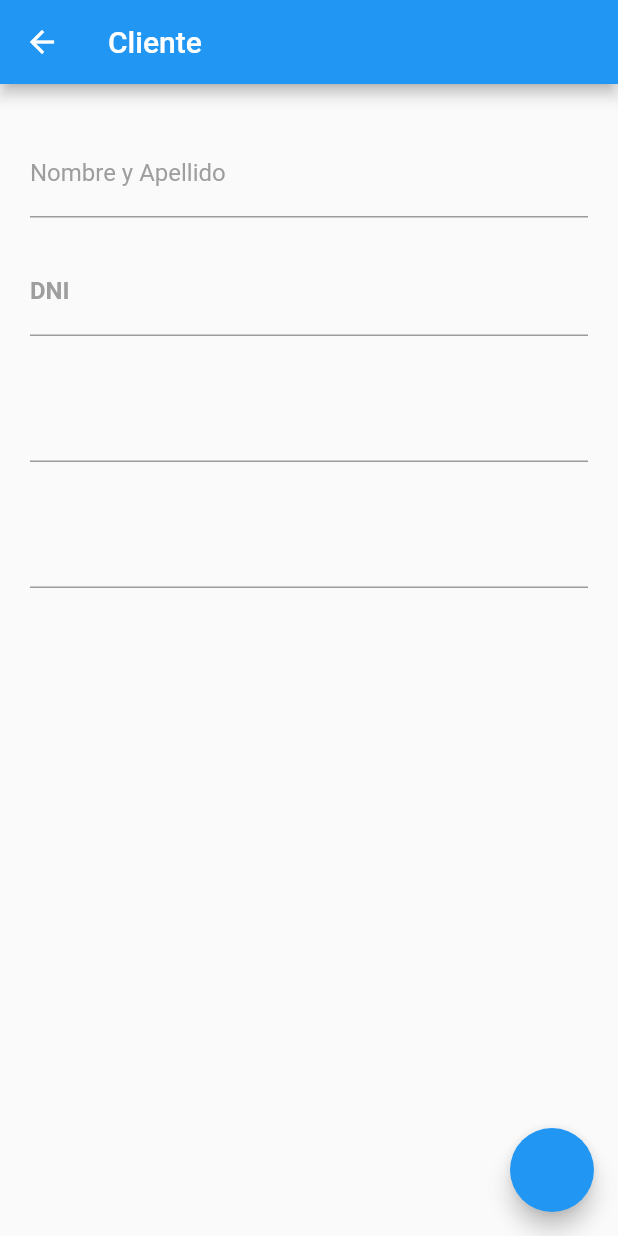
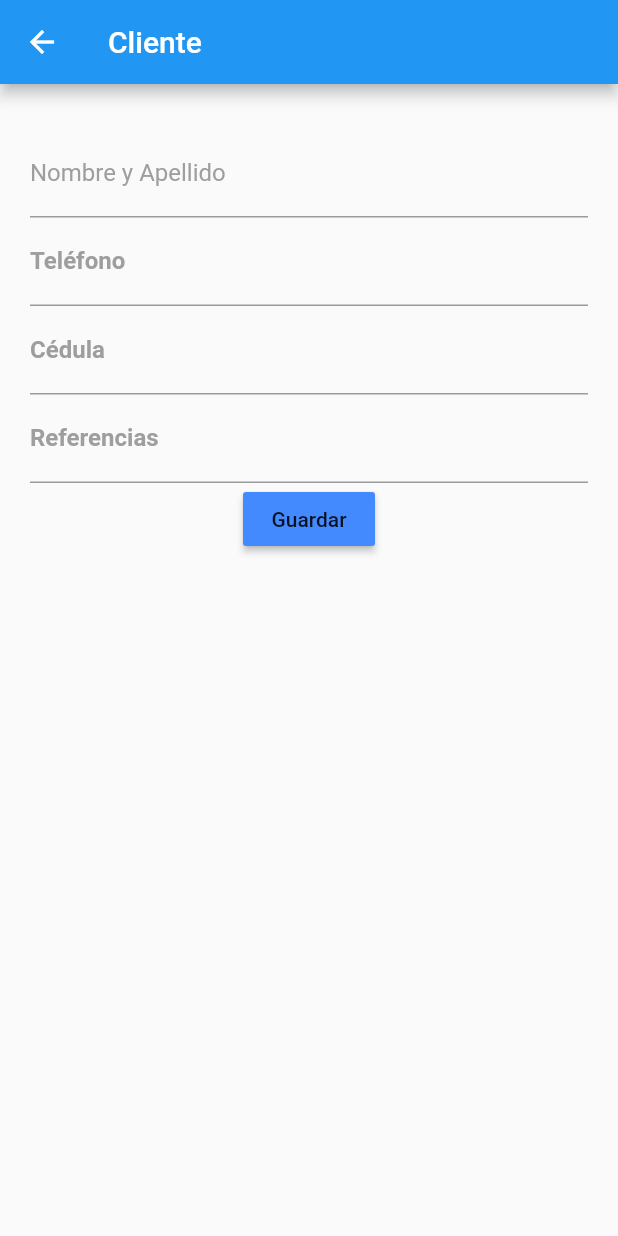
Before and after one commit to AdrianaConde/Flutter_Ventas, a Flutter app: the screen it shows after launch, in the side drawer, after a tap on "Cliente", on a phone screen of 412 x 824 dp. Run offline on Flutter 3.47's test engine with Material 2 defaults, Android fonts, the phone set to English and light mode, and no system bars; network calls fail; Roboto replaces fonts that are missing (Montserrat).

Commit message:
VistaCliente

```diff
--- a/lib/menu/Cliente.dart
+++ b/lib/menu/Cliente.dart
@@ -19,6 +19,7 @@ class _ClientePageState extends State<ClientePage> {
                 padding: EdgeInsets.only(top: 30.0, left: 20.0, right: 20.0),
                 child: Column(
                   children: <Widget>[
+
                     //---------Nombre y Apellido-----------------
                     TextField(
                       decoration: InputDecoration(
@@ -29,11 +30,11 @@ class _ClientePageState extends State<ClientePage> {
                             borderSide: BorderSide(color: Colors.green)),
                       ),
                     ),
+
                     //--------------------------
-                    SizedBox(height: 20.0),
                     TextField(
                       decoration: InputDecoration(
-                          labelText: 'DNI',
+                          labelText: 'Teléfono',
                           labelStyle: TextStyle(
                               fontFamily: 'Montserrat',
                               fontWeight: FontWeight.bold,
@@ -41,45 +42,46 @@ class _ClientePageState extends State<ClientePage> {
                           focusedBorder: UnderlineInputBorder(
                               borderSide: BorderSide(color: Colors.green))),
                     ),
-                    SizedBox(height: 5.0),
+
                     //--------------------------
-                    SizedBox(height: 20.0),
                     TextField(
                       decoration: InputDecoration(
-                          labelText: '',
+                          labelText: 'Cédula',
                           labelStyle: TextStyle(
                               fontFamily: 'Montserrat',
                               fontWeight: FontWeight.bold,
                               color: Colors.grey),
                           focusedBorder: UnderlineInputBorder(
-                              borderSide: BorderSide(color: Colors.green))),
+                            borderSide: BorderSide(color: Colors.green)
+                        )),
                     ),
-                    SizedBox(height: 5.0),
 
                     //--------------------------
-                    SizedBox(height: 20.0),
                     TextField(
                       decoration: InputDecoration(
-                          labelText: '',
+                          labelText: 'Referencias',
                           labelStyle: TextStyle(
                               fontFamily: 'Montserrat',
                               fontWeight: FontWeight.bold,
                               color: Colors.grey),
                           focusedBorder: UnderlineInputBorder(
-                              borderSide: BorderSide(color: Colors.green))),
+                            borderSide: BorderSide(color: Colors.green)
+                      )),
                     ),
-                    SizedBox(height: 5.0),
+
+                    RaisedButton(
+                    disabledColor: Colors.amber,
+                    child: Text("Guardar"),
+                    splashColor: Colors.amber,
+                    color: Colors.blueAccent,
+                    onPressed: ()  {
+                      print("Hola Raised Button");
+                    },
+                    ),
                   ],
                 ),
               ),
-          ]), floatingActionButton: FloatingActionButton(
-            tooltip: 'Registrar',
-            child: Material(
-
-            ), onPressed: (){
-
-            },
-          ),
-          );
+          ]),
+    );
   }
 }
```
